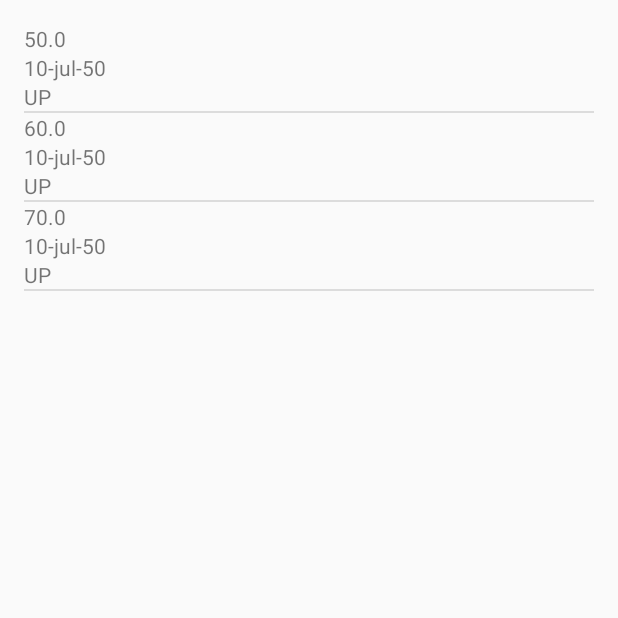
After one commit to javascript5/Healthy-Mobile-Application, an Android app: the fragment WeightFragment placed in its activity, on a phone screen of 412 x 824 dp, the top half of it. The commit adds this screen. Run offline under Robolectric (Android 15) with nearby library versions, the phone set to English and light mode, and no system bars.

Commit message:
Add Weight Fragment

```diff
--- a/app/src/main/java/com/pleng/healthy/healthy/LoginFragment.java
+++ b/app/src/main/java/com/pleng/healthy/healthy/LoginFragment.java
@@ -45,6 +45,7 @@ public class LoginFragment extends Fragment {
 
                 if(userTextFieldStr.isEmpty() || passwordTextFieldStr.isEmpty()){
                     Log.i("LOGIN","USER OR PASSWORD IS EMPTY");
+                    getActivity().getSupportFragmentManager().beginTransaction().replace(R.id.main_view, new MenuFragment()).addToBackStack(null).commit();
                     Toast.makeText(getActivity(), "กรุณาระบุ Username หรือ Password",Toast.LENGTH_SHORT).show();
                 }else if(userTextField.equals("admin") && passwordTextField.equals("admin")){
                     Log.i("LOGIN","INVALID USER OR PASSWORD");
--- /dev/null
+++ b/app/src/main/java/com/pleng/healthy/healthy/WeightConfigItem.java
@@ -0,0 +1,45 @@
+package com.pleng.healthy.healthy;
+
+import android.content.Context;
+import android.support.annotation.NonNull;
+import android.support.annotation.Nullable;
+import android.view.LayoutInflater;
+import android.view.View;
+import android.view.ViewGroup;
+import android.widget.ArrayAdapter;
+import android.widget.TextView;
+
+import java.util.ArrayList;
+import java.util.List;
+
+public class WeightConfigItem extends ArrayAdapter<WeightStore>{
+
+    List<WeightStore> weightStore = new ArrayList<WeightStore>();
+    Context context;
+
+    public WeightConfigItem(@NonNull Context context, int resource,List<WeightStore> list) {
+        super(context, resource, list);
+        this.context = context;
+        this.weightStore = list;
+
+    }
+
+    @NonNull
+    @Override
+    public View getView(int position, @Nullable View convertView, @NonNull ViewGroup parent) {
+        View weightItem = LayoutInflater.from(context).inflate(
+                R.layout.fragment_weight_items,
+                parent,
+                false
+        );
+        TextView weight = (TextView)weightItem.findViewById(R.id.weight_fragment_weight);
+        TextView date = (TextView)weightItem.findViewById(R.id.weight_fragment_date);
+        TextView status = (TextView)weightItem.findViewById(R.id.weight_fragment_status);
+
+        weight.setText(weightStore.get(position).getWeight()+"");
+        date.setText(weightStore.get(position).getDate());
+        status.setText(weightStore.get(position).getStatus());
+
+        return weightItem;
+    }
+}
--- /dev/null
+++ b/app/src/main/java/com/pleng/healthy/healthy/WeightFragment.java
@@ -0,0 +1,39 @@
+package com.pleng.healthy.healthy;
+
+
+import android.os.Bundle;
+import android.support.annotation.Nullable;
+import android.support.v4.app.Fragment;
+import android.view.LayoutInflater;
+import android.view.View;
+import android.view.ViewGroup;
+import android.widget.ArrayAdapter;
+import android.widget.ListView;
+
+import java.util.ArrayList;
+
+public class WeightFragment extends Fragment {
+
+    ArrayList<WeightStore> weightStore = new ArrayList<>();
+    @Override
+    public void onActivityCreated(@Nullable Bundle savedInstanceState) {
+        super.onActivityCreated(savedInstanceState);
+        weightStore.add(new WeightStore(50,"10-jul-50","UP"));
+        weightStore.add(new WeightStore(60,"10-jul-50","UP"));
+        weightStore.add(new WeightStore(70,"10-jul-50","UP"));
+        ListView weightList = (ListView) getView().findViewById(R.id.weight_list);
+        WeightConfigItem weightConfigItem =  new WeightConfigItem(
+                getActivity(),
+                R.layout.fragment_weight_items,
+                weightStore
+        );
+
+        weightList.setAdapter(weightConfigItem);
+    }
+
+    @Nullable
+    @Override
+    public View onCreateView(LayoutInflater inflater, @Nullable ViewGroup container, @Nullable Bundle savedInstanceState) {
+        return inflater.inflate(R.layout.fragment_weight,container,false);
+    }
+}
--- /dev/null
+++ b/app/src/main/java/com/pleng/healthy/healthy/WeightStore.java
@@ -0,0 +1,37 @@
+package com.pleng.healthy.healthy;
+
+public class WeightStore {
+    float weight;
+    String date;
+    String status;
+
+    public WeightStore(float weight, String date, String status) {
+        this.weight = weight;
+        this.date = date;
+        this.status = status;
+    }
+
+    public float getWeight() {
+        return weight;
+    }
+
+    public void setWeight(float weight) {
+        this.weight = weight;
+    }
+
+    public String getDate() {
+        return date;
+    }
+
+    public void setDate(String date) {
+        this.date = date;
+    }
+
+    public String getStatus() {
+        return status;
+    }
+
+    public void setStatus(String status) {
+        this.status = status;
+    }
+}
--- /dev/null
+++ b/app/src/main/res/layout/fragment_weight.xml
@@ -0,0 +1,9 @@
+<?xml version="1.0" encoding="utf-8"?>
+<LinearLayout xmlns:android="http://schemas.android.com/apk/res/android"
+    android:orientation="vertical" android:layout_width="match_parent"
+    android:layout_height="match_parent">
+    <ListView
+        android:id="@+id/weight_list"
+        android:layout_width="match_parent"
+        android:layout_height="match_parent"></ListView>
+</LinearLayout>
--- /dev/null
+++ b/app/src/main/res/layout/fragment_weight_items.xml
@@ -0,0 +1,17 @@
+<?xml version="1.0" encoding="utf-8"?>
+<LinearLayout xmlns:android="http://schemas.android.com/apk/res/android"
+    android:orientation="vertical" android:layout_width="match_parent"
+    android:layout_height="match_parent">
+    <TextView
+        android:id="@+id/weight_fragment_weight"
+        android:layout_width="match_parent"
+        android:layout_height="wrap_content" />
+    <TextView
+        android:id="@+id/weight_fragment_date"
+        android:layout_width="match_parent"
+        android:layout_height="wrap_content" />
+    <TextView
+        android:id="@+id/weight_fragment_status"
+        android:layout_width="match_parent"
+        android:layout_height="wrap_content" />
+</LinearLayout>
```
Also changed, not shown: app/src/main/java/com/pleng/healthy/healthy/MenuFragment.java (added, +51 -0 lines), app/src/main/res/layout/fragment_menu.xml (added, +10 -0 lines), 5 other files.
